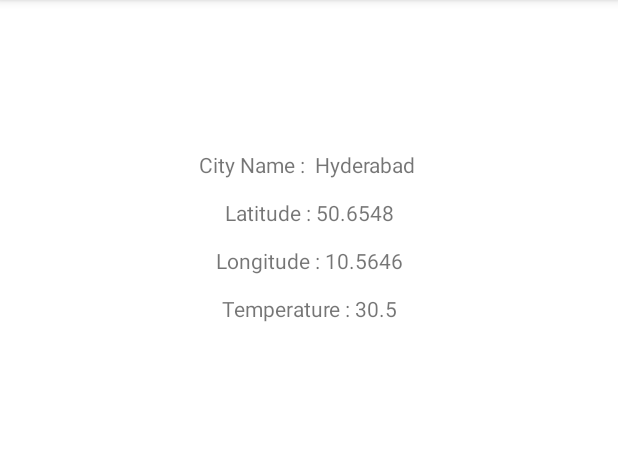
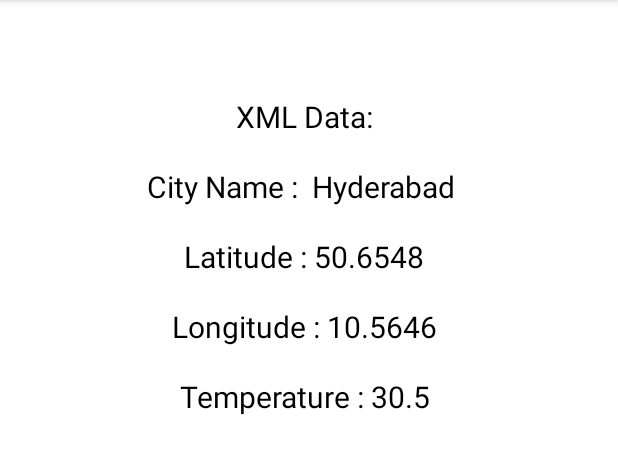
Before and after one commit to Parthasarathi-MVN/Mobile-Application-Development-18CSMP68, an Android app: the ViewActivity screen opened directly, with no data from a screen before it, on a phone screen of 412 x 824 dp, the part 84-558 px from its top. Run offline under Robolectric (Android 15) with nearby library versions, the light colour scheme and no system bars.

Commit message:
Bug Fixes

```diff
--- a/ParseXMLAndJSON/app/src/main/java/com/example/parsexmlandjson/ViewActivity.java
+++ b/ParseXMLAndJSON/app/src/main/java/com/example/parsexmlandjson/ViewActivity.java
@@ -41,6 +41,7 @@ public class ViewActivity extends AppCompatActivity {
     public String parseXmlDocument()
     {
         lblJsonData.setText("");
+        lblXmlData.setText("XML Data");
         try {
             InputStream is = getAssets().open("input.xml");
             DocumentBuilderFactory dbFactory = DocumentBuilderFactory.newInstance();
@@ -53,7 +54,8 @@ public class ViewActivity extends AppCompatActivity {
                 Node node = nList.item(i);
                 if (node.getNodeType() == Node.ELEMENT_NODE) {
                     Element element2 = (Element) node;
-                    lblXmlData.setText("City Name : " + getValue("City-Name", element2)+"\n\n");
+                    lblXmlData.setText("XML Data:\n\n");
+                    lblXmlData.append("City Name : " + getValue("City-Name", element2)+"\n\n");
                     lblXmlData.append("Latitude : " + getValue("Latitude", element2)+"\n\n");
                     lblXmlData.append("Longitude : " + getValue("Longitude", element2)+"\n\n");
                     lblXmlData.append("Temperature : " + getValue("Temperature", element2)+"\n\n");
@@ -73,6 +75,7 @@ public class ViewActivity extends AppCompatActivity {
     public void parseJson()
     {
         lblXmlData.setText("");
+
         try {
             InputStream inputStream=getAssets().open("input.json");
             byte[] data=new byte[inputStream.available()];
@@ -81,7 +84,8 @@ public class ViewActivity extends AppCompatActivity {
             String readData=new String(data);
             JSONObject jsonObject=new JSONObject(readData);
             JSONObject jsonObject1=jsonObject.getJSONObject("City");
-            lblJsonData.setText("City Name:"+jsonObject1.getString("City-Name")+"\n\n");
+            lblJsonData.setText("JSON Data:\n\n");
+            lblJsonData.append("City Name:"+jsonObject1.getString("City-Name")+"\n\n");
             lblJsonData.append("Latitude:"+jsonObject1.getString("Latitude")+"\n\n");
             lblJsonData.append("Longitude"+jsonObject1.getString("Longitude")+"\n\n");
             lblJsonData.append("Temperature:"+jsonObject1.getInt("Temperature")+"\n\n");
--- a/ParseXMLAndJSON/app/src/main/res/layout/activity_view.xml
+++ b/ParseXMLAndJSON/app/src/main/res/layout/activity_view.xml
@@ -8,22 +8,26 @@
 
     <TextView
         android:id="@+id/lbl_xml_data"
-        android:layout_width="404dp"
-        android:layout_height="131dp"
+        android:layout_width="398dp"
+        android:layout_height="232dp"
         android:layout_marginStart="4dp"
-        android:layout_marginTop="100dp"
+        android:layout_marginTop="64dp"
         android:gravity="center"
         android:text="XML"
+        android:textColor="#000000"
+        android:textSize="20sp"
         app:layout_constraintStart_toStartOf="parent"
         app:layout_constraintTop_toTopOf="parent" />
 
     <TextView
         android:id="@+id/lbl_json_data"
-        android:layout_width="408dp"
-        android:layout_height="129dp"
-        android:layout_marginTop="332dp"
+        android:layout_width="411dp"
+        android:layout_height="320dp"
+        android:layout_marginTop="368dp"
         android:gravity="center"
         android:text="JSON"
+        android:textColor="#000000"
+        android:textSize="20sp"
         app:layout_constraintEnd_toEndOf="parent"
         app:layout_constraintTop_toTopOf="parent" />
 </androidx.constraintlayout.widget.ConstraintLayout>
```
